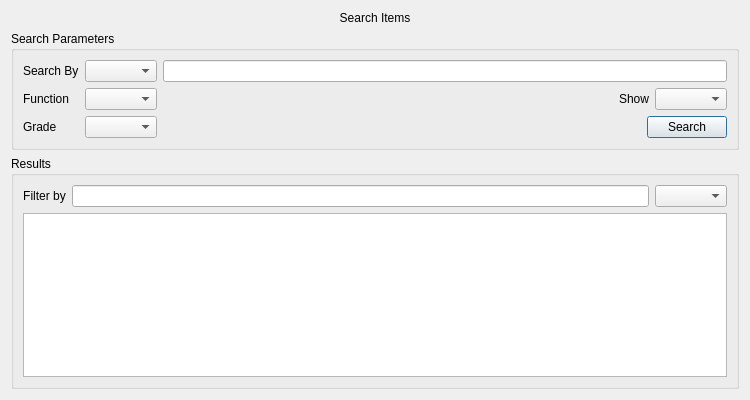
Qt form src/Gui/mSearch.ui (cagonza6/Buho) before a commit.
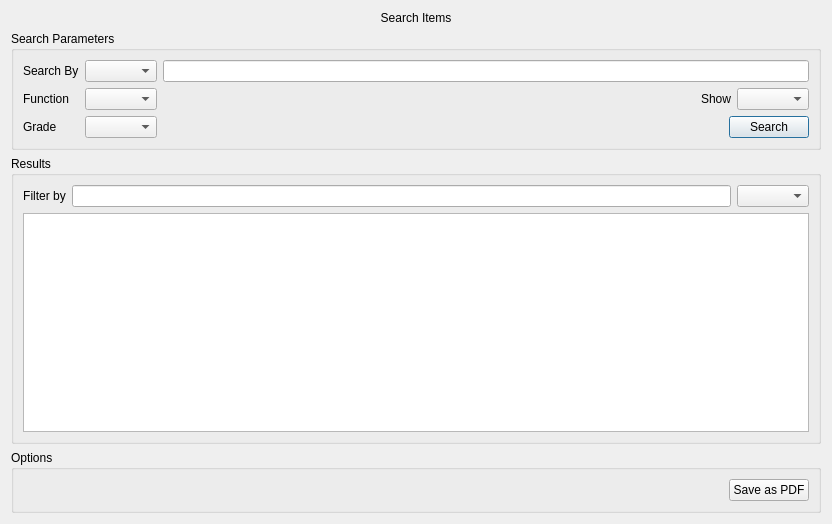
The same form after that commit.

Diff of the .ui file:
```diff
--- a/src/Gui/mSearch.ui
+++ b/src/Gui/mSearch.ui
@@ -6,8 +6,8 @@
    <rect>
     <x>0</x>
     <y>0</y>
-    <width>750</width>
-    <height>400</height>
+    <width>832</width>
+    <height>524</height>
    </rect>
   </property>
   <property name="minimumSize">
@@ -198,6 +198,39 @@
      </layout>
     </widget>
    </item>
+   <item>
+    <widget class="QGroupBox" name="optionsBox">
+     <property name="title">
+      <string>Options</string>
+     </property>
+     <layout class="QVBoxLayout" name="verticalLayout_3">
+      <item>
+       <layout class="QHBoxLayout" name="horizontalLayout_2">
+        <item>
+         <spacer name="horizontalSpacer_3">
+          <property name="orientation">
+           <enum>Qt::Horizontal</enum>
+          </property>
+          <property name="sizeHint" stdset="0">
+           <size>
+            <width>40</width>
+            <height>20</height>
+           </size>
+          </property>
+         </spacer>
+        </item>
+        <item>
+         <widget class="QPushButton" name="button_2PDF">
+          <property name="text">
+           <string>Save as PDF</string>
+          </property>
+         </widget>
+        </item>
+       </layout>
+      </item>
+     </layout>
+    </widget>
+   </item>
   </layout>
  </widget>
  <tabstops>
```
